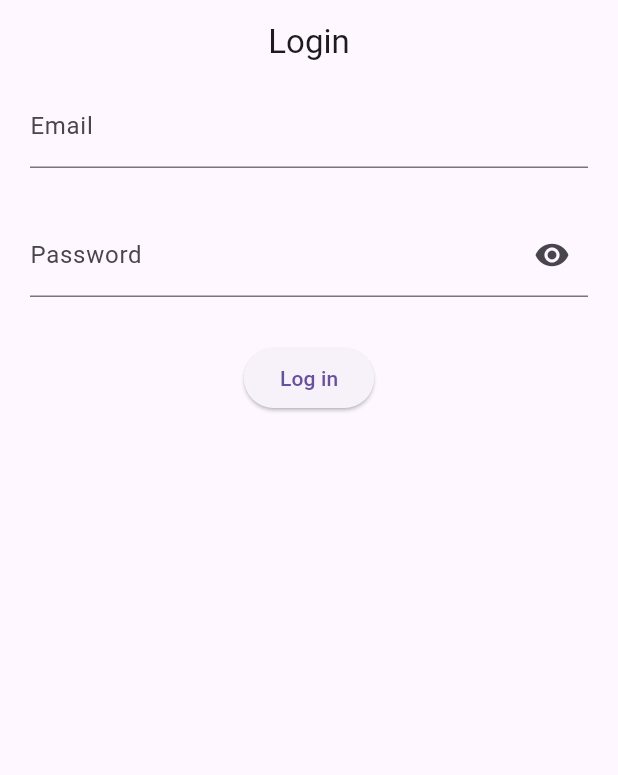
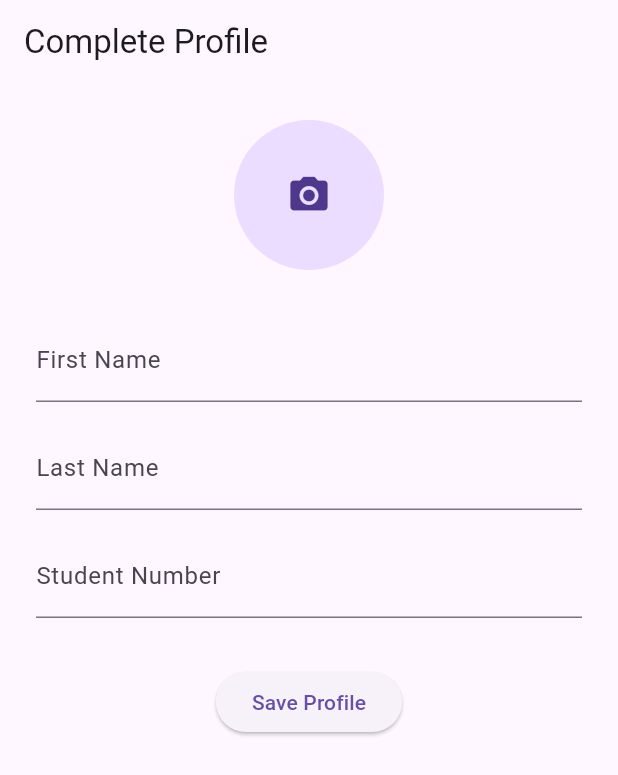
Before and after one commit to shreeyansh64/vems, a Flutter app: the screen it shows after launch, on a phone screen of 412 x 824 dp. Shown: the top 775 px of the screen. Run offline on Flutter 3.47's test engine with Material 3 defaults, Android fonts, the phone set to English and light mode, and no system bars; our stand-ins replace dio, flutter_bloc, flutter_dotenv, flutter_secure_storage, get_it, image_picker and 1 more.

Commit message:
profile: registered dependencies

```diff
--- a/lib/features/auth/presentation/pages/login_page.dart
+++ b/lib/features/auth/presentation/pages/login_page.dart
@@ -3,6 +3,7 @@ import 'package:flutter/material.dart';
 import 'package:flutter_bloc/flutter_bloc.dart';
 import 'package:vems/features/auth/presentation/bloc/login_bloc.dart';
 import 'package:vems/features/auth/presentation/pages/dashboard.dart';
+import 'package:vems/features/profile/presentation/pages/profile_page.dart';
 
 class LoginPage extends StatefulWidget {
   const LoginPage({super.key});
@@ -26,7 +27,7 @@ class _LoginPageState extends State<LoginPage> {
             MaterialPageRoute(
               builder: (_) => BlocProvider.value(
                 value: context.read<LoginBloc>(),
-                child: Dashboard(),
+                child: ProfilePage(),
               ),
             ),
           );
--- /dev/null
+++ b/lib/features/profile/presentation/pages/profile_page.dart
@@ -0,0 +1,144 @@
+import 'dart:io';
+import 'package:flutter/material.dart';
+import 'package:flutter_bloc/flutter_bloc.dart';
+import 'package:image_picker/image_picker.dart';
+import 'package:vems/features/auth/presentation/pages/dashboard.dart';
+import 'package:vems/features/profile/presentation/bloc/profile_bloc.dart';
+
+class ProfilePage extends StatefulWidget {
+  const ProfilePage({super.key});
+
+  @override
+  State<ProfilePage> createState() => _ProfilePageState();
+}
+
+class _ProfilePageState extends State<ProfilePage> {
+  final _firstNameController = TextEditingController();
+  final _lastNameController = TextEditingController();
+  final _studentNumberController = TextEditingController();
+  final _picker = ImagePicker();
+  XFile? _pickedImage;
+
+  Future<void> _pickImage() async {
+    final image = await _picker.pickImage(source: ImageSource.gallery);
+    if (image != null) setState(() => _pickedImage = image);
+  }
+
+  void _submit() {
+    context.read<ProfileBloc>().add(
+      SubmitProfileEvent(
+        firstName: _firstNameController.text.trim(),
+        lastName: _lastNameController.text.trim(),
+        studentNumber: _studentNumberController.text.trim(),
+        photoPath: _pickedImage?.path,
+      ),
+    );
+  }
+
+  @override
+  void dispose() {
+    _firstNameController.dispose();
+    _lastNameController.dispose();
+    _studentNumberController.dispose();
+    super.dispose();
+  }
+
+  @override
+  Widget build(BuildContext context) {
+    return GestureDetector(
+      onTap: () => FocusScope.of(context).unfocus(),
+      child: Scaffold(
+        appBar: AppBar(title: const Text('Complete Profile')),
+        body: BlocConsumer<ProfileBloc, ProfileState>(
+          listener: (context, state) {
+            if (state.status == ProfileStatus.success) {
+              Navigator.push(
+                context,
+                MaterialPageRoute(
+                  builder: (context) {
+                    return BlocProvider.value(
+                      value: context.read<ProfileBloc>(),
+                      child: Dashboard(),
+                    );
+                  },
+                ),
+              );
+            } else if (state.status == ProfileStatus.error) {
+              ScaffoldMessenger.of(context).showSnackBar(
+                SnackBar(content: Text(state.error ?? 'Something went wrong')),
+              );
+            }
+          },
+          builder: (context, state) {
+            return SingleChildScrollView(
+              padding: const EdgeInsets.all(24),
+              child: Column(
+                children: [
+                  GestureDetector(
+                    onTap: _pickImage,
+                    child: CircleAvatar(
+                      radius: 50,
+                      backgroundImage: _pickedImage == null
+                          ? null
+                          : FileImage(File(_pickedImage!.path)),
+                      child: _pickedImage == null
+                          ? const Icon(Icons.camera_alt, size: 30)
+                          : null,
+                    ),
+                  ),
+                  const SizedBox(height: 32),
+                  TextFormField(
+                    autovalidateMode: AutovalidateMode.onUserInteraction,
+                    validator: (value) {
+                      if (value == null || value.isEmpty) {
+                        return "First Name is required";
+                      }
+                      if (value.length >= 20) {
+                        return "First name length too long";
+                      }
+
+                      return null;
+                    },
+                    controller: _firstNameController,
+                    decoration: const InputDecoration(labelText: 'First Name'),
+                  ),
+                  const SizedBox(height: 16),
+                  TextFormField(
+                    autovalidateMode: AutovalidateMode.onUserInteraction,
+                    validator: (value) {
+                      if (value == null || value.isEmpty) {
+                        return "Last Name is required";
+                      }
+                      if (value.length >= 20) {
+                        return "Last name length too long";
+                      }
+
+                      return null;
+                    },
+                    controller: _lastNameController,
+                    decoration: const InputDecoration(labelText: 'Last Name'),
+                  ),
+                  const SizedBox(height: 16),
+                  TextFormField(
+                    controller: _studentNumberController,
+                    keyboardType: TextInputType.number,
+                    decoration: const InputDecoration(
+                      labelText: 'Student Number',
+                    ),
+                  ),
+                  const SizedBox(height: 32),
+                  state.status == ProfileStatus.loading
+                      ? const CircularProgressIndicator()
+                      : ElevatedButton(
+                          onPressed: _submit,
+                          child: const Text('Save Profile'),
+                        ),
+                ],
+              ),
+            );
+          },
+        ),
+      ),
+    );
+  }
+}
--- a/lib/main.dart
+++ b/lib/main.dart
@@ -5,6 +5,9 @@ import 'package:vems/core/dependency_injection.dart';
 import 'package:vems/features/auth/presentation/bloc/login_bloc.dart';
 import 'package:vems/features/auth/presentation/bloc/register_bloc.dart';
 import 'package:vems/features/auth/presentation/pages/login_page.dart';
+import 'package:vems/features/auth/presentation/pages/register_email.dart';
+import 'package:vems/features/profile/presentation/bloc/profile_bloc.dart';
+import 'package:vems/features/profile/presentation/pages/profile_page.dart';
 
 void main() async {
   WidgetsFlutterBinding.ensureInitialized();
@@ -22,8 +25,9 @@ class MyApp extends StatelessWidget {
       providers: [
         BlocProvider(create: (_) => getIt<RegisterBloc>()),
         BlocProvider(create: (_) => getIt<LoginBloc>()),
+        BlocProvider(create: (_) => getIt<ProfileBloc>()),
       ],
-      child: MaterialApp(title: 'VEMS', home: const LoginPage()),
+      child: MaterialApp(title: 'VEMS', home: const ProfilePage()),
     );
   }
 }
--- a/pubspec.yaml
+++ b/pubspec.yaml
@@ -36,6 +36,7 @@ dependencies:
   flutter_dotenv: ^6.0.1
   flutter_secure_storage: ^10.3.1
   get_it: ^9.2.1
+  image_picker: ^1.2.2
   pinput: ^6.0.2
 
 dev_dependencies:
```
Also changed, not shown: lib/core/dependency_injection.dart (+13 -0 lines), pubspec.lock, 5 other files.
